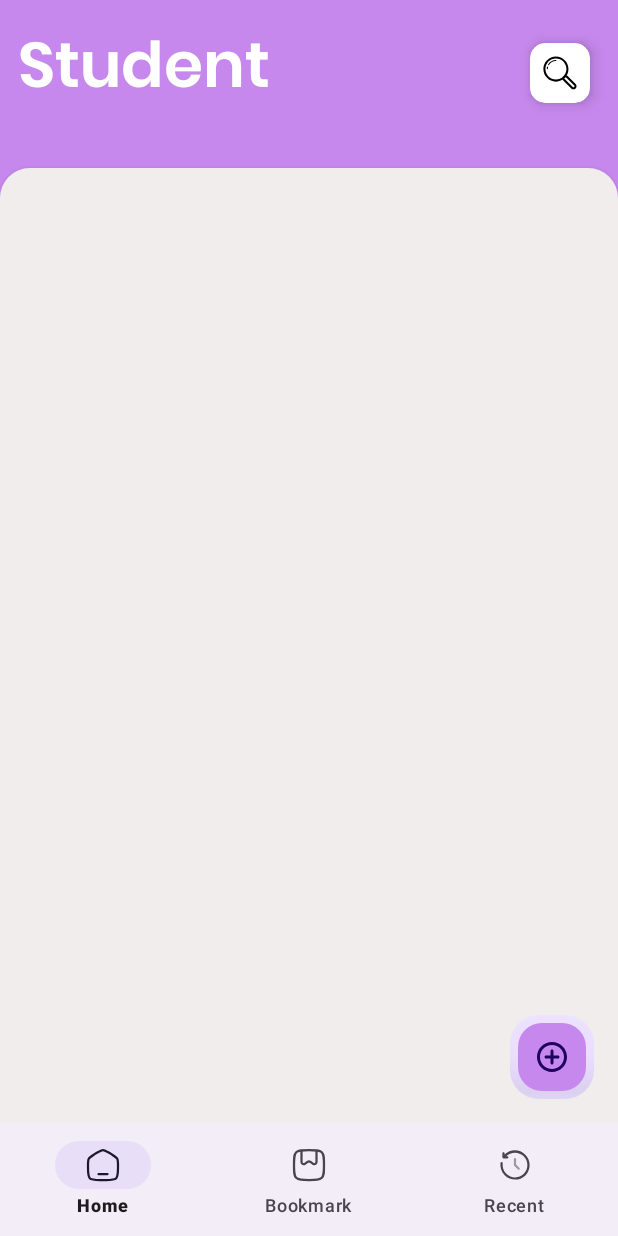
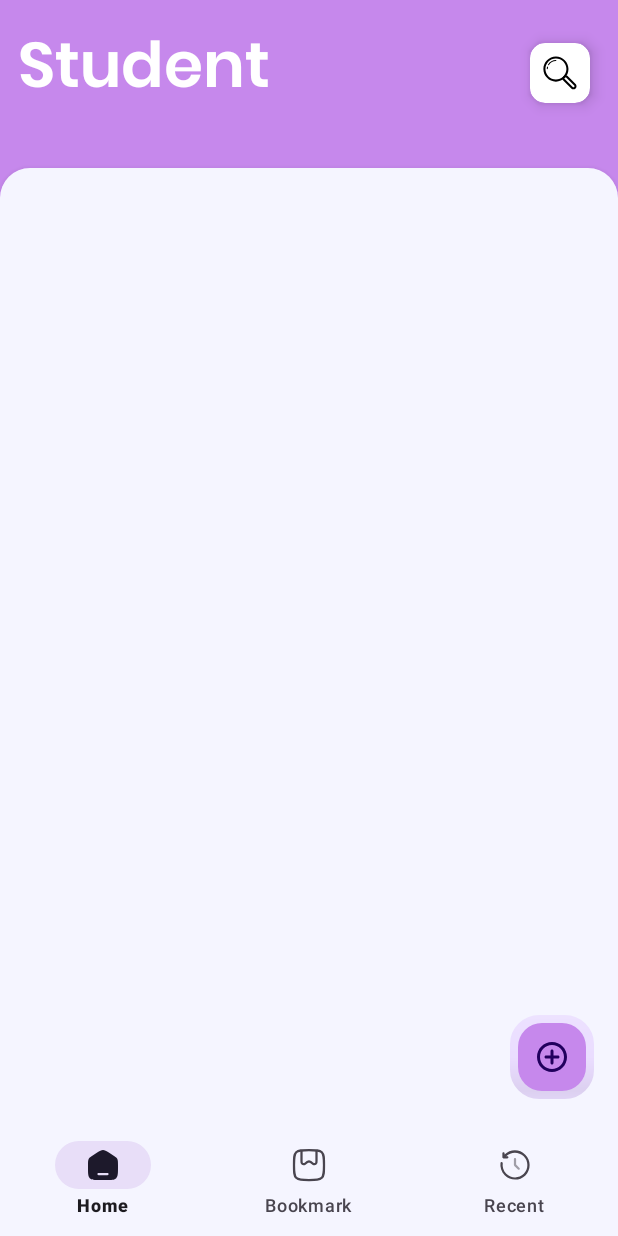
Before and after one commit to tuananh140620/CRUD-Roomdatabase, an Android app: the screen it shows after launch (MainActivity), on a phone screen of 412 x 824 dp. Run offline under Robolectric (Android 15) with nearby library versions, the phone set to English and light mode, and no system bars; our stand-ins replace Room's generated code.

Commit message:
Update icon bottom navigation

```diff
--- a/app/src/main/res/drawable/ic_main_bookmark.xml
+++ b/app/src/main/res/drawable/ic_main_bookmark.xml
@@ -1,16 +1,5 @@
-<vector xmlns:android="http://schemas.android.com/apk/res/android"
-    android:width="800dp"
-    android:height="800dp"
-    android:viewportWidth="24"
-    android:viewportHeight="24">
-  <path
-      android:pathData="M2,12C2,7.286 2,4.929 3.464,3.464C4.929,2 7.286,2 12,2C16.714,2 19.071,2 20.535,3.464C22,4.929 22,7.286 22,12C22,16.714 22,19.071 20.535,20.535C19.071,22 16.714,22 12,22C7.286,22 4.929,22 3.464,20.535C2,19.071 2,16.714 2,12Z"
-      android:strokeWidth="1.5"
-      android:fillColor="#00000000"
-      android:strokeColor="#1C274D"/>
-  <path
-      android:pathData="M17,2V8.808C17,9.783 17,10.27 16.871,10.561C16.577,11.223 15.851,11.58 15.146,11.41C14.837,11.334 14.451,11.037 13.678,10.442C13.242,10.106 13.024,9.939 12.797,9.84C12.289,9.619 11.711,9.619 11.203,9.84C10.976,9.939 10.758,10.106 10.322,10.442C9.549,11.037 9.163,11.334 8.854,11.41C8.149,11.58 7.423,11.223 7.129,10.561C7,10.27 7,9.783 7,8.808V2"
-      android:strokeWidth="1.5"
-      android:fillColor="#00000000"
-      android:strokeColor="#1C274D"/>
-</vector>
+<?xml version="1.0" encoding="utf-8"?>
+<selector xmlns:android="http://schemas.android.com/apk/res/android">
+    <item android:drawable="@drawable/ic_main_bookmark_active" android:state_checked="true"/>
+    <item android:drawable="@drawable/ic_main_bookmark_inactive"/>
+</selector>
--- /dev/null
+++ b/app/src/main/res/drawable/ic_main_bookmark_active.xml
@@ -0,0 +1,6 @@
+<vector android:autoMirrored="true" android:height="800dp"
+    android:viewportHeight="24" android:viewportWidth="24"
+    android:width="800dp" xmlns:android="http://schemas.android.com/apk/res/android">
+    <path android:fillColor="#1C274D" android:pathData="M7.765,9.898C7.75,9.644 7.75,9.304 7.75,8.808V2.069C8.906,2 10.3,2 12,2C13.7,2 15.094,2 16.25,2.069V8.808C16.25,9.304 16.25,9.644 16.235,9.898C16.22,10.16 16.192,10.241 16.185,10.256C16.038,10.588 15.675,10.766 15.323,10.681C15.307,10.677 15.226,10.649 15.009,10.501C14.799,10.358 14.529,10.151 14.136,9.848L14.069,9.796C13.699,9.511 13.41,9.289 13.096,9.152C12.397,8.848 11.603,8.848 10.904,9.152C10.59,9.289 10.301,9.511 9.931,9.796L9.864,9.848C9.471,10.151 9.201,10.358 8.991,10.501C8.774,10.649 8.693,10.677 8.677,10.681C8.325,10.766 7.962,10.588 7.815,10.256C7.808,10.241 7.78,10.16 7.765,9.898Z"/>
+    <path android:fillColor="#1C274D" android:pathData="M12,22C7.286,22 4.929,22 3.464,20.535C2,19.071 2,16.714 2,12C2,7.286 2,4.929 3.464,3.464C4.148,2.78 5.027,2.416 6.25,2.222L6.25,8.831C6.25,9.299 6.25,9.682 6.267,9.984C6.285,10.282 6.321,10.59 6.444,10.865C6.885,11.859 7.974,12.395 9.031,12.138C9.324,12.067 9.59,11.908 9.837,11.74C10.086,11.57 10.39,11.336 10.761,11.051L10.779,11.036C11.249,10.675 11.381,10.58 11.502,10.528C11.82,10.39 12.18,10.39 12.498,10.528C12.619,10.58 12.751,10.675 13.221,11.036L13.239,11.051C13.61,11.336 13.914,11.57 14.163,11.74C14.41,11.908 14.676,12.067 14.969,12.138C16.026,12.395 17.115,11.859 17.556,10.865C17.679,10.59 17.715,10.282 17.733,9.984C17.75,9.682 17.75,9.299 17.75,8.831V2.222C18.973,2.416 19.851,2.78 20.535,3.464C22,4.929 22,7.286 22,12C22,16.714 22,19.071 20.535,20.535C19.071,22 16.714,22 12,22Z"/>
+</vector>
--- /dev/null
+++ b/app/src/main/res/drawable/ic_main_bookmark_inactive.xml
@@ -0,0 +1,16 @@
+<vector xmlns:android="http://schemas.android.com/apk/res/android"
+    android:width="800dp"
+    android:height="800dp"
+    android:viewportWidth="24"
+    android:viewportHeight="24">
+  <path
+      android:pathData="M2,12C2,7.286 2,4.929 3.464,3.464C4.929,2 7.286,2 12,2C16.714,2 19.071,2 20.535,3.464C22,4.929 22,7.286 22,12C22,16.714 22,19.071 20.535,20.535C19.071,22 16.714,22 12,22C7.286,22 4.929,22 3.464,20.535C2,19.071 2,16.714 2,12Z"
+      android:strokeWidth="1.5"
+      android:fillColor="#00000000"
+      android:strokeColor="#1C274D"/>
+  <path
+      android:pathData="M17,2V8.808C17,9.783 17,10.27 16.871,10.561C16.577,11.223 15.851,11.58 15.146,11.41C14.837,11.334 14.451,11.037 13.678,10.442C13.242,10.106 13.024,9.939 12.797,9.84C12.289,9.619 11.711,9.619 11.203,9.84C10.976,9.939 10.758,10.106 10.322,10.442C9.549,11.037 9.163,11.334 8.854,11.41C8.149,11.58 7.423,11.223 7.129,10.561C7,10.27 7,9.783 7,8.808V2"
+      android:strokeWidth="1.5"
+      android:fillColor="#00000000"
+      android:strokeColor="#1C274D"/>
+</vector>
--- a/app/src/main/res/drawable/ic_main_home.xml
+++ b/app/src/main/res/drawable/ic_main_home.xml
@@ -1,9 +1,5 @@
-<vector android:autoMirrored="true" android:height="800dp"
-    android:viewportHeight="24" android:viewportWidth="24"
-    android:width="800dp" xmlns:android="http://schemas.android.com/apk/res/android">
-    <path android:fillColor="#00000000"
-        android:pathData="M2,12.204C2,9.915 2,8.771 2.519,7.823C3.038,6.874 3.987,6.286 5.884,5.108L7.884,3.867C9.889,2.622 10.892,2 12,2C13.108,2 14.111,2.622 16.116,3.867L18.116,5.108C20.013,6.286 20.962,6.874 21.481,7.823C22,8.771 22,9.915 22,12.204V13.725C22,17.626 22,19.576 20.828,20.788C19.657,22 17.771,22 14,22H10C6.229,22 4.343,22 3.172,20.788C2,19.576 2,17.626 2,13.725V12.204Z"
-        android:strokeColor="#1C274C" android:strokeWidth="1.5"/>
-    <path android:fillColor="#00000000" android:pathData="M15,18H9"
-        android:strokeColor="#1C274C" android:strokeLineCap="round" android:strokeWidth="1.5"/>
-</vector>
+<?xml version="1.0" encoding="utf-8"?>
+<selector xmlns:android="http://schemas.android.com/apk/res/android">
+<item android:drawable="@drawable/ic_main_home_active" android:state_checked="true"/>
+<item android:drawable="@drawable/ic_main_home_inactive"/>
+</selector>
--- /dev/null
+++ b/app/src/main/res/drawable/ic_main_home_active.xml
@@ -0,0 +1,5 @@
+<vector android:autoMirrored="true" android:height="800dp"
+    android:viewportHeight="24" android:viewportWidth="24"
+    android:width="800dp" xmlns:android="http://schemas.android.com/apk/res/android">
+    <path android:fillColor="#1C274C" android:fillType="evenOdd" android:pathData="M2.519,7.823C2,8.771 2,9.915 2,12.204V13.725C2,17.626 2,19.576 3.172,20.788C4.343,22 6.229,22 10,22H14C17.771,22 19.657,22 20.828,20.788C22,19.576 22,17.626 22,13.725V12.204C22,9.915 22,8.771 21.481,7.823C20.962,6.874 20.013,6.286 18.116,5.108L16.116,3.867C14.111,2.622 13.108,2 12,2C10.892,2 9.889,2.622 7.884,3.867L5.884,5.108C3.987,6.286 3.038,6.874 2.519,7.823ZM9,17.25C8.586,17.25 8.25,17.586 8.25,18C8.25,18.414 8.586,18.75 9,18.75H15C15.414,18.75 15.75,18.414 15.75,18C15.75,17.586 15.414,17.25 15,17.25H9Z"/>
+</vector>
--- /dev/null
+++ b/app/src/main/res/drawable/ic_main_home_inactive.xml
@@ -0,0 +1,9 @@
+<vector android:autoMirrored="true" android:height="800dp"
+    android:viewportHeight="24" android:viewportWidth="24"
+    android:width="800dp" xmlns:android="http://schemas.android.com/apk/res/android">
+    <path android:fillColor="#00000000"
+        android:pathData="M2,12.204C2,9.915 2,8.771 2.519,7.823C3.038,6.874 3.987,6.286 5.884,5.108L7.884,3.867C9.889,2.622 10.892,2 12,2C13.108,2 14.111,2.622 16.116,3.867L18.116,5.108C20.013,6.286 20.962,6.874 21.481,7.823C22,8.771 22,9.915 22,12.204V13.725C22,17.626 22,19.576 20.828,20.788C19.657,22 17.771,22 14,22H10C6.229,22 4.343,22 3.172,20.788C2,19.576 2,17.626 2,13.725V12.204Z"
+        android:strokeColor="#1C274C" android:strokeWidth="1.5"/>
+    <path android:fillColor="#00000000" android:pathData="M15,18H9"
+        android:strokeColor="#1C274C" android:strokeLineCap="round" android:strokeWidth="1.5"/>
+</vector>
--- a/app/src/main/res/drawable/ic_main_recent.xml
+++ b/app/src/main/res/drawable/ic_main_recent.xml
@@ -1,7 +1,5 @@
-<vector android:autoMirrored="true" android:height="800dp"
-    android:viewportHeight="24" android:viewportWidth="24"
-    android:width="800dp" xmlns:android="http://schemas.android.com/apk/res/android">
-    <path android:fillColor="#1C274C" android:fillType="evenOdd" android:pathData="M5.079,5.069C8.874,1.279 15.044,1.319 18.862,5.138C22.682,8.958 22.721,15.131 18.926,18.926C15.131,22.721 8.958,22.682 5.138,18.862C2.874,16.598 1.939,13.51 2.34,10.581C2.397,10.171 2.775,9.884 3.185,9.94C3.596,9.996 3.883,10.375 3.827,10.785C3.487,13.265 4.278,15.881 6.198,17.802C9.443,21.046 14.666,21.065 17.865,17.865C21.065,14.666 21.046,9.443 17.802,6.198C14.559,2.956 9.339,2.935 6.139,6.13L6.887,6.133C7.301,6.135 7.635,6.473 7.633,6.887C7.631,7.301 7.294,7.635 6.88,7.633L4.334,7.621C3.923,7.618 3.59,7.286 3.588,6.874L3.575,4.329C3.573,3.915 3.907,3.577 4.321,3.575C4.735,3.573 5.073,3.907 5.075,4.321L5.079,5.069Z"/>
-    <path android:fillAlpha="0.5" android:fillColor="#1C274C"
-        android:pathData="M12,7.25C12.414,7.25 12.75,7.586 12.75,8V11.689L15.03,13.97C15.323,14.263 15.323,14.737 15.03,15.03C14.737,15.323 14.263,15.323 13.97,15.03L11.543,12.604C11.355,12.416 11.25,12.162 11.25,11.896V8C11.25,7.586 11.586,7.25 12,7.25Z" android:strokeAlpha="0.5"/>
-</vector>
+<?xml version="1.0" encoding="utf-8"?>
+<selector xmlns:android="http://schemas.android.com/apk/res/android">
+    <item android:drawable="@drawable/ic_main_recent_active" android:state_checked="true"/>
+    <item android:drawable="@drawable/ic_main_recent_inactive"/>
+</selector>
--- /dev/null
+++ b/app/src/main/res/drawable/ic_main_recent_active.xml
@@ -0,0 +1,13 @@
+<vector android:autoMirrored="true" android:height="800dp"
+    android:viewportHeight="24" android:viewportWidth="24"
+    android:width="800dp" xmlns:android="http://schemas.android.com/apk/res/android">
+    <path android:fillColor="#00000000"
+        android:pathData="M2,12C2,17.523 6.477,22 12,22C17.523,22 22,17.523 22,12C22,6.477 17.523,2 12,2"
+        android:strokeColor="#1C274C" android:strokeLineCap="round" android:strokeWidth="1.5"/>
+    <path android:fillColor="#00000000" android:pathData="M12,9V13H16"
+        android:strokeColor="#1C274C" android:strokeLineCap="round"
+        android:strokeLineJoin="round" android:strokeWidth="1.5"/>
+    <path android:fillColor="#00000000"
+        android:pathData="M12,12m-10,0a10,10 0,1 1,20 0a10,10 0,1 1,-20 0"
+        android:strokeColor="#1C274C" android:strokeLineCap="round" android:strokeWidth="1.5"/>
+</vector>
--- /dev/null
+++ b/app/src/main/res/drawable/ic_main_recent_inactive.xml
@@ -0,0 +1,7 @@
+<vector android:autoMirrored="true" android:height="800dp"
+    android:viewportHeight="24" android:viewportWidth="24"
+    android:width="800dp" xmlns:android="http://schemas.android.com/apk/res/android">
+    <path android:fillColor="#1C274C" android:fillType="evenOdd" android:pathData="M5.079,5.069C8.874,1.279 15.044,1.319 18.862,5.138C22.682,8.958 22.721,15.131 18.926,18.926C15.131,22.721 8.958,22.682 5.138,18.862C2.874,16.598 1.939,13.51 2.34,10.581C2.397,10.171 2.775,9.884 3.185,9.94C3.596,9.996 3.883,10.375 3.827,10.785C3.487,13.265 4.278,15.881 6.198,17.802C9.443,21.046 14.666,21.065 17.865,17.865C21.065,14.666 21.046,9.443 17.802,6.198C14.559,2.956 9.339,2.935 6.139,6.13L6.887,6.133C7.301,6.135 7.635,6.473 7.633,6.887C7.631,7.301 7.294,7.635 6.88,7.633L4.334,7.621C3.923,7.618 3.59,7.286 3.588,6.874L3.575,4.329C3.573,3.915 3.907,3.577 4.321,3.575C4.735,3.573 5.073,3.907 5.075,4.321L5.079,5.069Z"/>
+    <path android:fillAlpha="0.5" android:fillColor="#1C274C"
+        android:pathData="M12,7.25C12.414,7.25 12.75,7.586 12.75,8V11.689L15.03,13.97C15.323,14.263 15.323,14.737 15.03,15.03C14.737,15.323 14.263,15.323 13.97,15.03L11.543,12.604C11.355,12.416 11.25,12.162 11.25,11.896V8C11.25,7.586 11.586,7.25 12,7.25Z" android:strokeAlpha="0.5"/>
+</vector>
--- a/app/src/main/res/drawable/rounded_background.xml
+++ b/app/src/main/res/drawable/rounded_background.xml
@@ -1,5 +1,5 @@
 <shape xmlns:android="http://schemas.android.com/apk/res/android">
     <corners android:topLeftRadius="20dp"
         android:topRightRadius="20dp"/>
-    <solid android:color="#F1EDED" />
+    <solid android:color="#F5F5FF" />
 </shape>
--- a/app/src/main/res/layout/activity_main.xml
+++ b/app/src/main/res/layout/activity_main.xml
@@ -23,6 +23,7 @@
         android:layout_height="75dp"
         android:elevation="52dp"
         app:elevation="52dp"
+        android:background="#F5F5FF"
         app:layout_constraintBottom_toBottomOf="parent"
         app:layout_constraintEnd_toEndOf="parent"
         app:layout_constraintHorizontal_bias="0.5"
```
